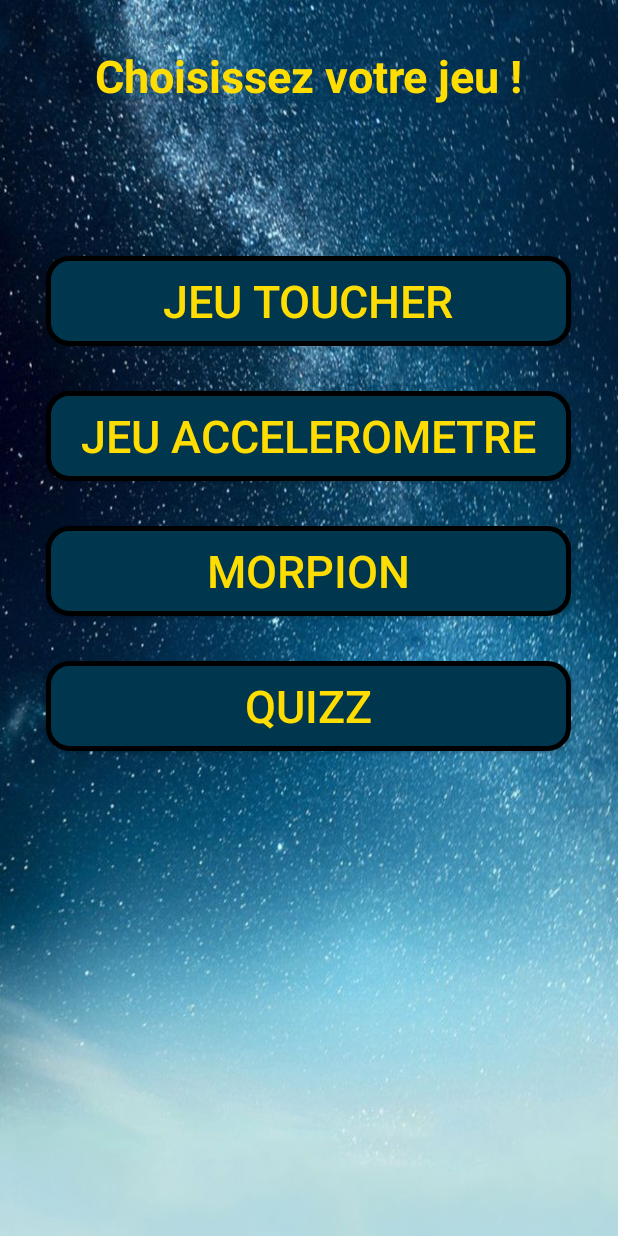
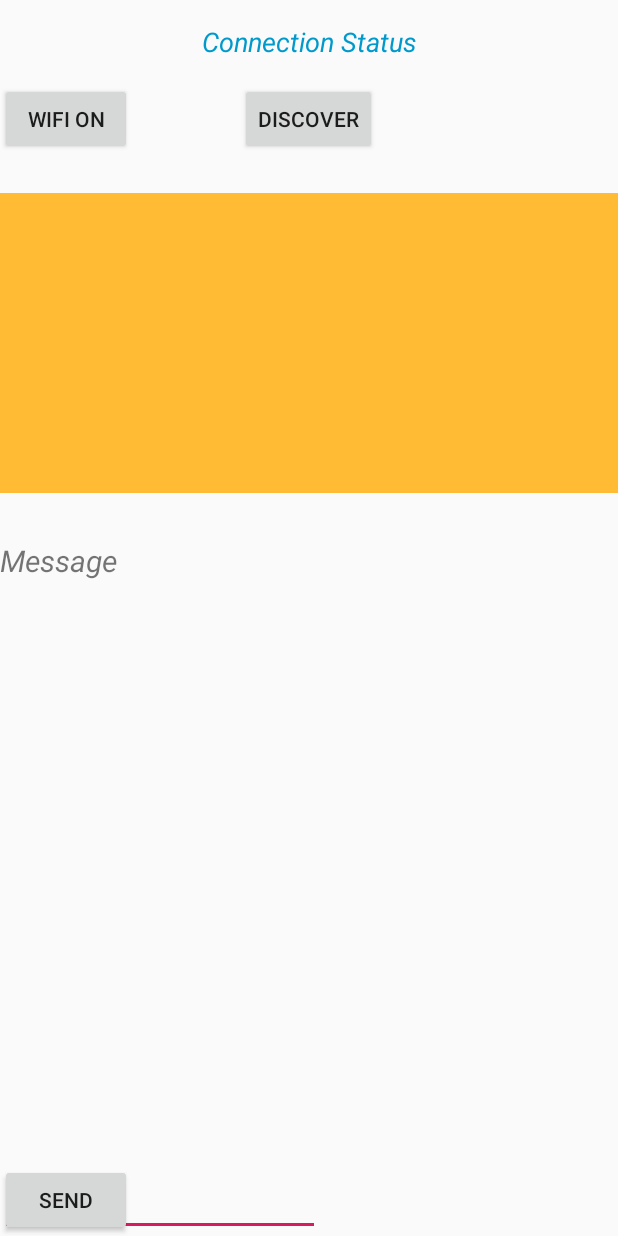
Before and after one commit to projetpromob/toucan, an Android app: the screen it shows after launch (ChoixJoueurSolo before the commit, multi_activity after it), after a tap on "MULTIJOUEURS", on a phone screen of 412 x 824 dp. Run offline under Robolectric (Android 15) with nearby library versions, the phone set to English and light mode, and no system bars.

Commit message:
up multi

```diff
--- a/app/build.gradle
+++ b/app/build.gradle
@@ -16,10 +16,11 @@ android {
             proguardFiles getDefaultProguardFile('proguard-android.txt'), 'proguard-rules.pro'
         }
     }
+    buildToolsVersion '28.0.3'
 }
 
 dependencies {
-    implementation fileTree(dir: 'libs', include: ['*.jar'])
+    implementation fileTree(include: ['*.jar'], dir: 'libs')
     implementation 'com.android.support:appcompat-v7:28.0.0'
     implementation 'com.android.support.constraint:constraint-layout:1.1.3'
     testImplementation 'junit:junit:4.12'
--- a/app/src/main/java/promob/gospace/MainActivity.java
+++ b/app/src/main/java/promob/gospace/MainActivity.java
@@ -63,7 +63,7 @@ public class MainActivity extends AppCompatActivity {
     }
 
     public void sendMulti(View view){
-        Intent startNewActivity = new Intent(this, ChoixJoueurSolo.class );
+        Intent startNewActivity = new Intent(this, promob.gospace.Multi.multi_activity.class );
         startActivity(startNewActivity);
     }
 }
--- /dev/null
+++ b/app/src/main/java/promob/gospace/Multi/WifiDirectBroadcastReceiver.java
@@ -0,0 +1,70 @@
+package promob.gospace.Multi;
+
+import android.content.BroadcastReceiver;
+import android.content.Context;
+import android.content.Intent;
+import android.net.Network;
+import android.net.NetworkInfo;
+import android.net.wifi.p2p.WifiP2pManager;
+import android.widget.Toast;
+
+public class WifiDirectBroadcastReceiver extends BroadcastReceiver {
+
+    private WifiP2pManager mManager;
+    private WifiP2pManager.Channel mChannel;
+    //private multi_activity mActivity;
+    private multi_activity mActivity;
+
+
+
+    public WifiDirectBroadcastReceiver(WifiP2pManager mManager, WifiP2pManager.Channel mChannel, multi_activity mActivity){
+
+        this.mManager = mManager;
+        this.mChannel = mChannel;
+        this.mActivity = mActivity;
+
+    }
+
+    @Override
+    public void onReceive(Context context, Intent intent) {
+
+        String action = intent.getAction();
+
+        if (WifiP2pManager.WIFI_P2P_STATE_CHANGED_ACTION.equals((action))){
+
+            int state = intent.getIntExtra(WifiP2pManager.EXTRA_WIFI_STATE, -1);
+            if (state==WifiP2pManager.WIFI_P2P_STATE_ENABLED){
+                Toast.makeText(context, "Wifi is ON", Toast.LENGTH_SHORT).show();
+            } else {
+                Toast.makeText(context, "Wifi is Off", Toast.LENGTH_SHORT).show();
+
+            }
+
+        } else if (WifiP2pManager.WIFI_P2P_PEERS_CHANGED_ACTION.equals(action)) {
+
+            if(mManager!=null){
+                mManager.requestPeers(mChannel, mActivity.peerListListener);
+            }
+
+        } else if (WifiP2pManager.WIFI_P2P_CONNECTION_CHANGED_ACTION.equals(action)){
+
+            if(mManager == null){
+                return;
+            }
+
+            NetworkInfo networkInfo = intent.getParcelableExtra(WifiP2pManager.EXTRA_NETWORK_INFO);
+
+            if (networkInfo.isConnected()){
+                mManager.requestConnectionInfo(mChannel, mActivity.connectionInfoListener);
+            } else {
+                mActivity.connectionStatus.setText("Device Disconnected");
+            }
+
+        } else if (WifiP2pManager.WIFI_P2P_THIS_DEVICE_CHANGED_ACTION.equals(action)){
+
+
+
+        }
+
+    }
+}
--- /dev/null
+++ b/app/src/main/java/promob/gospace/Multi/multi_activity.java
@@ -0,0 +1,321 @@
+package promob.gospace.Multi;
+
+import android.content.BroadcastReceiver;
+import android.content.Context;
+import android.content.IntentFilter;
+import android.net.wifi.WifiManager;
+import android.net.wifi.p2p.WifiP2pConfig;
+import android.net.wifi.p2p.WifiP2pDevice;
+import android.net.wifi.p2p.WifiP2pDeviceList;
+import android.net.wifi.p2p.WifiP2pInfo;
+import android.net.wifi.p2p.WifiP2pManager;
+import android.os.Handler;
+import android.os.Message;
+import android.support.v7.app.AppCompatActivity;
+import android.os.Bundle;
+import android.view.View;
+import android.widget.AdapterView;
+import android.widget.ArrayAdapter;
+import android.widget.Button;
+import android.widget.EditText;
+import android.widget.ListView;
+import android.widget.TextView;
+import android.widget.Toast;
+
+import java.io.IOException;
+import java.io.InputStream;
+import java.io.OutputStream;
+import java.net.InetAddress;
+import java.net.InetSocketAddress;
+import java.net.ServerSocket;
+import java.net.Socket;
+import java.util.ArrayList;
+import java.util.List;
+
+import promob.gospace.R;
+
+public class multi_activity extends AppCompatActivity {
+
+    Button btnOnOff, btnDiscover, btnSend;
+    ListView listView;
+    TextView read_msg_box, connectionStatus;
+    EditText writeMsg;
+
+    WifiManager wifiManager;
+    WifiP2pManager mManager;
+    WifiP2pManager.Channel mChannel;
+
+    BroadcastReceiver mReceiver;
+    IntentFilter mIntentFilter;
+
+    List<WifiP2pDevice> peers = new ArrayList<WifiP2pDevice>();
+    String[] deviceNameArray;
+    WifiP2pDevice[] deviceArray;
+
+    static final int MESSAGE_READ = 1;
+
+    ServerClass serverClass;
+    ClientClass clientClass;
+    SendReceive sendReceive;
+
+    @Override
+    protected void onCreate(Bundle savedInstanceState) {
+        super.onCreate(savedInstanceState);
+        setContentView(R.layout.activity_multi_activity);
+
+        initialWork();
+        exqListener();
+
+
+    }
+
+    Handler handler = new Handler(new Handler.Callback() {
+        @Override
+        public boolean handleMessage(Message msg) {
+            switch (msg.what){
+                case MESSAGE_READ:
+                    byte[] readBuff = (byte[]) msg.obj;
+                    String tempMsg = new String(readBuff,0,msg.arg1);
+                    read_msg_box.setText(tempMsg);
+                    break;
+            }
+            return true;
+        }
+    });
+
+
+
+    private void exqListener() {
+
+        btnOnOff.setOnClickListener(new View.OnClickListener() {
+            @Override
+            public void onClick(View v) {
+                if(wifiManager.isWifiEnabled()){
+                    wifiManager.setWifiEnabled(false);
+                    btnOnOff.setText("On");
+                } else {
+                    wifiManager.setWifiEnabled(true);
+                    btnOnOff.setText("Off");
+
+                }
+            }
+        });
+
+        btnDiscover.setOnClickListener(new View.OnClickListener() {
+            @Override
+            public void onClick(View v) {
+                mManager.discoverPeers(mChannel, new WifiP2pManager.ActionListener() {
+                    @Override
+                    public void onSuccess() {
+                        connectionStatus.setText("Discovery Started");
+                    }
+
+                    @Override
+                    public void onFailure(int reason) {
+                        connectionStatus.setText("Discovery Starting Failed");
+                    }
+                });
+            }
+        });
+
+        listView.setOnItemClickListener(new AdapterView.OnItemClickListener() {
+            @Override
+            public void onItemClick(AdapterView<?> parent, View view, int i, long l) {
+                final WifiP2pDevice device = deviceArray[i];
+                WifiP2pConfig config = new WifiP2pConfig();
+                config.deviceAddress = device.deviceAddress;
+
+                mManager.connect(mChannel, config, new WifiP2pManager.ActionListener() {
+                    @Override
+                    public void onSuccess() {
+                        Toast.makeText(getApplicationContext(), "Connected to "+device.deviceName, Toast.LENGTH_SHORT).show();
+
+                    }
+
+                    @Override
+                    public void onFailure(int reason) {
+                        Toast.makeText(getApplicationContext(), "Not Connected", Toast.LENGTH_SHORT).show();
+
+                    }
+                });
+
+            }
+        });
+
+        btnSend.setOnClickListener(new View.OnClickListener() {
+            @Override
+            public void onClick(View v) {
+                String msg = writeMsg.getText().toString();
+                sendReceive.write(msg.getBytes());
+            }
+        });
+
+    }
+
+    private void initialWork() {
+        btnOnOff = (Button) findViewById(R.id.onOff);
+        btnDiscover = (Button) findViewById(R.id.discover);
+        btnSend = (Button) findViewById(R.id.sendButton);
+        listView = (ListView) findViewById(R.id.peerListView);
+        read_msg_box = (TextView) findViewById(R.id.readMsg);
+        connectionStatus = (TextView) findViewById(R.id.connectionStatus);
+        writeMsg = (EditText) findViewById(R.id.writeMsg);
+
+        wifiManager = (WifiManager) getApplicationContext().getSystemService(Context.WIFI_SERVICE);
+
+        mManager = (WifiP2pManager) getSystemService(Context.WIFI_P2P_SERVICE);
+        mChannel = mManager.initialize(this, getMainLooper(), null);
+
+        mReceiver = new WifiDirectBroadcastReceiver(mManager, mChannel, this);
+
+        mIntentFilter = new IntentFilter();
+
+        mIntentFilter.addAction(WifiP2pManager.WIFI_P2P_STATE_CHANGED_ACTION);
+        mIntentFilter.addAction(WifiP2pManager.WIFI_P2P_PEERS_CHANGED_ACTION);
+        mIntentFilter.addAction(WifiP2pManager.WIFI_P2P_CONNECTION_CHANGED_ACTION);
+        mIntentFilter.addAction(WifiP2pManager.WIFI_P2P_THIS_DEVICE_CHANGED_ACTION);
+
+
+    }
+
+    WifiP2pManager.PeerListListener peerListListener = new WifiP2pManager.PeerListListener() {
+        @Override
+        public void onPeersAvailable(WifiP2pDeviceList peerList) {
+            if(!peerList.getDeviceList().equals(peers)){
+                peers.clear();
+                peers.addAll(peerList.getDeviceList());
+
+                deviceNameArray = new String[peerList.getDeviceList().size()];
+                deviceArray = new WifiP2pDevice[peerList.getDeviceList().size()];
+                int index = 0;
+
+                for (WifiP2pDevice device : peerList.getDeviceList()){
+                    deviceNameArray[index]=device.deviceName;
+                    deviceArray[index] = device;
+                    index++;
+                }
+
+                ArrayAdapter<String> adapter = new ArrayAdapter<String>(getApplicationContext(),android.R.layout.simple_list_item_1,deviceNameArray);
+                listView.setAdapter(adapter);
+            }
+
+            if(peers.size()==0){
+                Toast.makeText(getApplicationContext(),"No device Found", Toast.LENGTH_SHORT).show();
+                return;
+            }
+        }
+    };
+
+    WifiP2pManager.ConnectionInfoListener connectionInfoListener = new WifiP2pManager.ConnectionInfoListener() {
+        @Override
+        public void onConnectionInfoAvailable(WifiP2pInfo info) {
+            final InetAddress groupOwnerAddress = info.groupOwnerAddress;
+
+            if(info.groupFormed && info.isGroupOwner){
+                connectionStatus.setText("Host");
+                serverClass=new ServerClass();
+                serverClass.start();
+            }else if (info.groupFormed){
+                connectionStatus.setText("Client");
+                clientClass = new ClientClass(groupOwnerAddress);
+                clientClass.start();
+
+            }
+        }
+    };
+
+    @Override
+    protected void onResume() {
+        super.onResume();
+        registerReceiver(mReceiver, mIntentFilter);
+    }
+
+    @Override
+    protected void onPause() {
+        super.onPause();
+        unregisterReceiver(mReceiver);
+    }
+
+    public class ServerClass extends Thread{
+        Socket socket;
+        ServerSocket serverSocket;
+
+        @Override
+        public void run() {
+            try {
+                serverSocket = new ServerSocket(8888);
+                socket = serverSocket.accept();
+                sendReceive = new SendReceive(socket);
+                sendReceive.start();
+
+            } catch (IOException e){
+                e.printStackTrace();
+            }
+
+        }
+    }
+
+
+    public class SendReceive extends Thread {
+        private Socket socket;
+        private InputStream inputStream;
+        private OutputStream outputStream;
+
+        public SendReceive(Socket skt){
+            socket = skt;
+            try {
+                inputStream = socket.getInputStream();
+                outputStream = socket.getOutputStream();
+            } catch (IOException e) {
+                e.printStackTrace();
+            }
+        }
+
+        @Override
+        public void run() {
+            byte[] buffer = new byte[1024];
+            int bytes;
+
+            while(socket!=null){
+                try {
+                    bytes=inputStream.read(buffer);
+                    if(bytes>0){
+                        handler.obtainMessage(MESSAGE_READ, bytes, -1, buffer).sendToTarget();
+                    }
+                } catch (IOException e) {
+                    e.printStackTrace();
+                }
+            }
+        }
+
+        public void write(byte[] bytes){
+            try {
+                outputStream.write(bytes);
+            } catch (IOException e) {
+                e.printStackTrace();
+            }
+        }
+    }
+
+    public class ClientClass extends Thread{
+        Socket socket;
+        String hostAdd;
+
+        public ClientClass(InetAddress hostAddress){
+            hostAdd = hostAddress.getHostAddress();
+            socket = new Socket();
+        }
+
+        @Override
+        public void run() {
+            try {
+                socket.connect(new InetSocketAddress(hostAdd, 8888), 500);
+                sendReceive = new SendReceive(socket);
+                sendReceive.start();
+            } catch (IOException e) {
+                e.printStackTrace();
+            }
+        }
+    }
+
+}
--- /dev/null
+++ b/app/src/main/res/layout/activity_multi_activity.xml
@@ -0,0 +1,75 @@
+<?xml version="1.0" encoding="utf-8"?>
+<RelativeLayout xmlns:android="http://schemas.android.com/apk/res/android"
+    xmlns:app="http://schemas.android.com/apk/res-auto"
+    xmlns:tools="http://schemas.android.com/tools"
+    android:layout_width="match_parent"
+    android:layout_height="match_parent"
+    tools:context=".Multi.multi_activity">
+
+    <Button
+        android:id="@+id/onOff"
+        android:layout_width="wrap_content"
+        android:layout_height="wrap_content"
+        android:layout_alignParentTop="true"
+        android:layout_marginTop="55dp"
+        android:text="Wifi On" />
+
+    <Button
+        android:id="@+id/discover"
+        android:layout_width="wrap_content"
+        android:layout_height="wrap_content"
+        android:layout_alignBaseline="@+id/onOff"
+        android:layout_alignBottom="@+id/onOff"
+        android:layout_centerHorizontal="true"
+        android:text="discover" />
+
+    <ListView
+        android:id="@+id/peerListView"
+        android:layout_width="match_parent"
+        android:layout_height="200dp"
+        android:layout_below="@+id/onOff"
+        android:layout_marginTop="25dp"
+        android:background="@android:color/holo_orange_light" />
+
+    <TextView
+        android:id="@+id/readMsg"
+        android:layout_width="wrap_content"
+        android:layout_height="wrap_content"
+
+        android:layout_below="@+id/peerListView"
+        android:layout_marginTop="31dp"
+        android:text="Message"
+        android:textAlignment="center"
+        android:textSize="20sp"
+        android:textStyle="italic" />
+
+    <EditText
+        android:id="@+id/writeMsg"
+        android:layout_width="wrap_content"
+        android:layout_height="wrap_content"
+        android:layout_alignParentBottom="true"
+        android:ems="10"
+        android:inputType="textPersonName"
+        />
+
+    <Button
+        android:id="@+id/sendButton"
+        android:layout_width="wrap_content"
+        android:layout_height="wrap_content"
+        android:layout_alignParentBottom="true"
+        android:text="Send" />
+
+    <TextView
+        android:id="@+id/connectionStatus"
+        android:layout_width="match_parent"
+        android:layout_height="wrap_content"
+        android:layout_alignParentTop="true"
+        android:layout_marginTop="15dp"
+        android:text="Connection Status"
+        android:textAlignment="center"
+        android:textColor="@android:color/holo_blue_dark"
+        android:textSize="18sp"
+        android:textStyle="italic" />
+
+
+</RelativeLayout>
```
Also changed, not shown: app/src/main/AndroidManifest.xml (+9 -0 lines), 1 other file.
